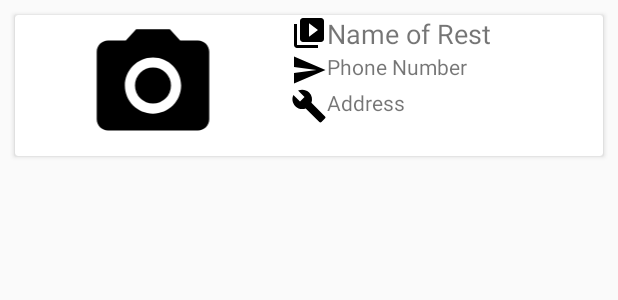
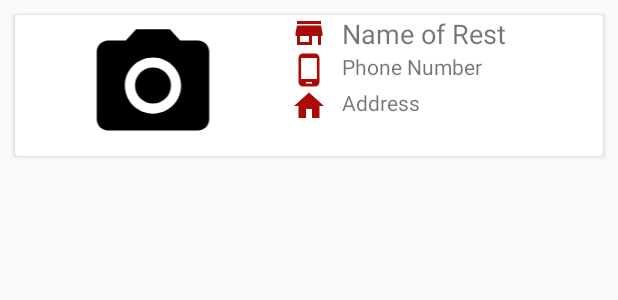
Before and after one commit to BarkaBoss/FoodVisor, an Android app: the layout rest_list.xml on its own in the app's theme, with its tools: preview values and no code run, on a phone screen of 412 x 824 dp. Shown: the top 300 px of the screen. Run offline under Robolectric (Android 15) with nearby library versions, the phone set to English and light mode, and no system bars.

Commit message:
Added more criteria

```diff
--- /dev/null
+++ b/app/src/main/res/drawable/ic_home_black_24dp.xml
@@ -0,0 +1,5 @@
+<vector android:height="24dp" android:tint="#A80B08"
+    android:viewportHeight="24.0" android:viewportWidth="24.0"
+    android:width="24dp" xmlns:android="http://schemas.android.com/apk/res/android">
+    <path android:fillColor="#FF000000" android:pathData="M10,20v-6h4v6h5v-8h3L12,3 2,12h3v8z"/>
+</vector>
--- /dev/null
+++ b/app/src/main/res/drawable/ic_phone_android_black_24dp.xml
@@ -0,0 +1,5 @@
+<vector android:height="24dp" android:tint="#A80B08"
+    android:viewportHeight="24.0" android:viewportWidth="24.0"
+    android:width="24dp" xmlns:android="http://schemas.android.com/apk/res/android">
+    <path android:fillColor="#FF000000" android:pathData="M16,1L8,1C6.34,1 5,2.34 5,4v16c0,1.66 1.34,3 3,3h8c1.66,0 3,-1.34 3,-3L19,4c0,-1.66 -1.34,-3 -3,-3zM14,21h-4v-1h4v1zM17.25,18L6.75,18L6.75,4h10.5v14z"/>
+</vector>
--- /dev/null
+++ b/app/src/main/res/drawable/ic_store_mall_directory_black_24dp.xml
@@ -0,0 +1,5 @@
+<vector android:height="24dp" android:tint="#A80B08"
+    android:viewportHeight="24.0" android:viewportWidth="24.0"
+    android:width="24dp" xmlns:android="http://schemas.android.com/apk/res/android">
+    <path android:fillColor="#FF000000" android:pathData="M20,4L4,4v2h16L20,4zM21,14v-2l-1,-5L4,7l-1,5v2h1v6h10v-6h4v6h2v-6h1zM12,18L6,18v-4h6v4z"/>
+</vector>
--- a/app/src/main/res/layout/rest_list.xml
+++ b/app/src/main/res/layout/rest_list.xml
@@ -29,7 +29,8 @@
             android:layout_height="wrap_content"
             android:layout_toRightOf="@id/restImg"
             android:textSize="18sp"
-            android:drawableLeft="@drawable/ic_menu_slideshow"
+            android:drawableLeft="@drawable/ic_store_mall_directory_black_24dp"
+            android:drawablePadding="10dp"
             android:text="Name of Rest" />
         <TextView
             android:id="@+id/tvRestPhone"
@@ -37,7 +38,8 @@
             android:layout_height="wrap_content"
             android:layout_toRightOf="@id/restImg"
             android:layout_below="@id/tvRestName"
-            android:drawableLeft="@drawable/ic_menu_send"
+            android:drawablePadding="10dp"
+            android:drawableLeft="@drawable/ic_phone_android_black_24dp"
             android:text="Phone Number" />
         <TextView
             android:id="@+id/tvRestAddress"
@@ -45,7 +47,8 @@
             android:layout_height="wrap_content"
             android:layout_toRightOf="@id/restImg"
             android:layout_below="@id/tvRestPhone"
-            android:drawableLeft="@drawable/ic_menu_manage"
+            android:drawablePadding="10dp"
+            android:drawableLeft="@drawable/ic_home_black_24dp"
             android:text="Address" />
     </RelativeLayout>
 </android.support.v7.widget.CardView>
```
Also changed, not shown: app/src/main/java/xyz/nokt/btf/foodadvisor/RestaurantObj.java (+20 -2 lines).
